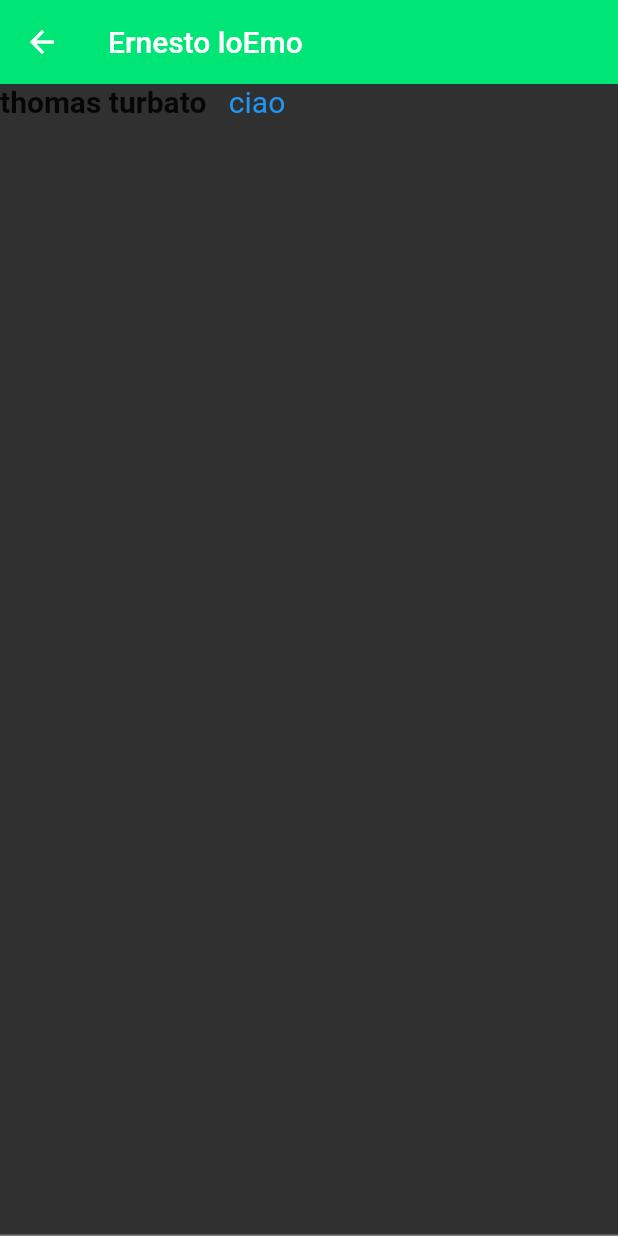
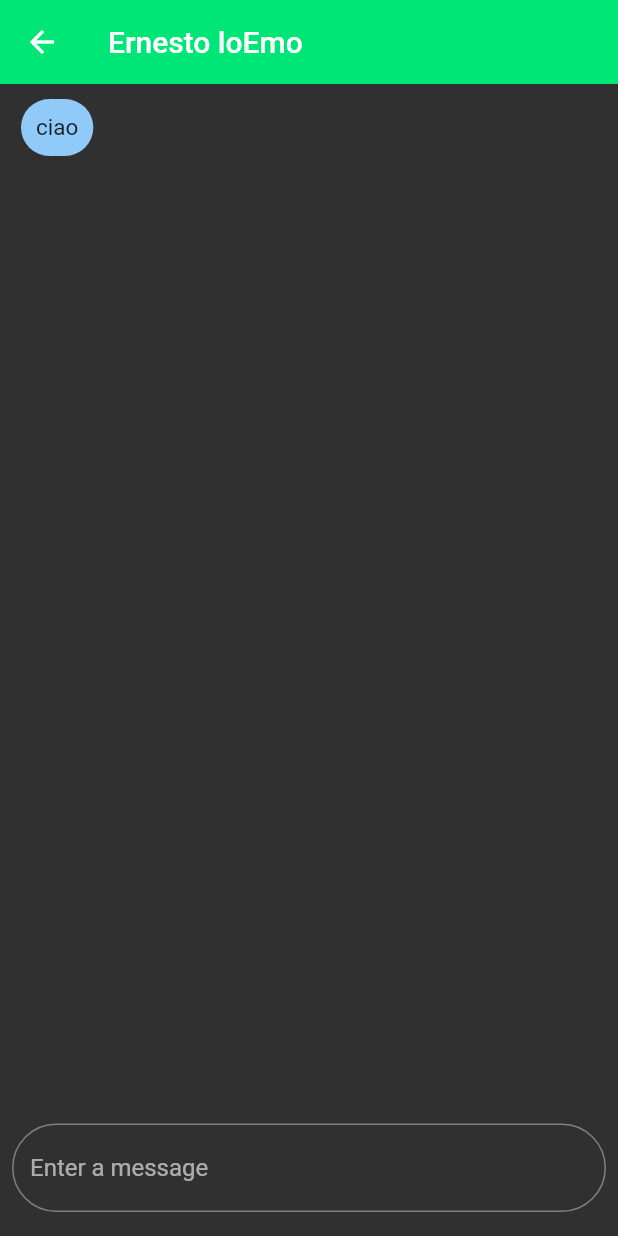
Before and after one commit to MatteoCu/FreeCom, a Flutter app: the MessagePage screen opened directly, on a phone screen of 412 x 824 dp. Run offline on Flutter 3.47's test engine with Material 2 defaults, Android fonts, the phone set to English and light mode, and no system bars; our stand-ins replace google_fonts; missing offline and left inert: dart:html; Roboto replaces fonts that are missing (Kanit); statements that could not run were skipped.

Commit message:
aggiunto textfield arrotondato

```diff
--- a/lib/pages/message_page.dart
+++ b/lib/pages/message_page.dart
@@ -1,11 +1,12 @@
 import 'dart:html';
 
+import 'package:fiverr/customWidget/search_bar.dart';
 import 'package:flutter/material.dart';
 
 Future<ChatMessage> message(
     {required String user, required String message}) async {
   await Future<void>.delayed(const Duration(seconds: 1));
-  return ChatMessage(username: user, message: message);
+  return ChatMessage(username: user, message: message, isReciver: false);
 }
 
 class MessagePage extends StatefulWidget {
@@ -37,7 +38,7 @@ class _MessagePageState extends State<MessagePage> {
             appBar: AppBar(
               title: const Text('Ernesto loEmo'),
             ),
-            body: Stack(fit: StackFit.expand,children: <Widget>[
+            body: Stack(fit: StackFit.expand, children: <Widget>[
               StreamBuilder(
                 stream: _chat(),
                 builder: (BuildContext context,
@@ -45,20 +46,29 @@ class _MessagePageState extends State<MessagePage> {
                   if (snapshot.hasData) {
                     _chatMessages.add(snapshot.data!);
 
-                    return SingleChildScrollView(child: SizedBox(child: Column(children: chat(_chatMessages))));
+                    return SingleChildScrollView(
+                        child: SizedBox(
+                            child: Column(children: chat(_chatMessages))));
                   } //end if
-                  return const LinearProgressIndicator();
+                  return const Center(child: CircularProgressIndicator());
                 },
               ),
-              Positioned(bottom: 0,child:SizedBox(width: MediaQuery.of(context).size.width,child:TextField() ,) ),
+              Positioned(
+                  bottom: 0,
+                  child: SizedBox(
+                    width: MediaQuery.of(context).size.width,
+                    child: messageTextField(),
+                  )),
             ])));
   }
 }
 
 class ChatMessage {
+  bool isReciver;
   String message;
   String username;
-  ChatMessage({required this.username, required this.message});
+  ChatMessage(
+      {required this.username, required this.message, required this.isReciver});
 }
 
 List<Widget> chat(List<ChatMessage> chatMessages) {
@@ -68,21 +78,26 @@ List<Widget> chat(List<ChatMessage> chatMessages) {
     message.add(Row(
         // user name
         children: [
-          Text(
-            chatItem.username,
-            style: const TextStyle(fontWeight: FontWeight.bold, fontSize: 20),
-          ),
-          SizedBox(width: 15)
-          // message
-          ,
-          Text(
-            chatItem.message,
-            style: TextStyle(
-                fontSize: 20,
-                // use different colors for different people
-                color:
-                    chatItem.username == 'Trump' ? Colors.pink : Colors.blue),
-          ),
+          Container(
+            padding: const EdgeInsets.only(left: 14, right: 14, top: 10, bottom: 10),
+            child: Align(
+              alignment:
+                  (chatItem.isReciver ? Alignment.topLeft : Alignment.topRight),
+              child: Container(
+                decoration: BoxDecoration(
+                  borderRadius: BorderRadius.circular(20),
+                  color: (chatItem.isReciver
+                      ? Colors.grey.shade200
+                      : Colors.blue[200]),
+                ),
+                padding:const EdgeInsets.all(10),
+                child: Text(
+                  chatItem.message,
+                  style: TextStyle(fontSize: 15),
+                ),
+              ),
+            ),
+          )
         ]));
   }
   return message;
@@ -90,14 +105,26 @@ List<Widget> chat(List<ChatMessage> chatMessages) {
 /*Container(
       padding: EdgeInsets.only(left: 14,right: 14,top: 10,bottom: 10),
       child: Align(
-        alignment: (messages[index].messageType == "receiver"?Alignment.topLeft:Alignment.topRight),
+        alignment: (chatItem.isReciver  ?Alignment.topLeft:Alignment.topRight),
         child: Container(
           decoration: BoxDecoration(
             borderRadius: BorderRadius.circular(20),
-            color: (messages[index].messageType  == "receiver"?Colors.grey.shade200:Colors.blue[200]),
+            color: (chatItem.isReciver ?Colors.grey.shade200:Colors.blue[200]),
           ),
           padding: EdgeInsets.all(16),
-          child: Text(messages[index].messageContent, style: TextStyle(fontSize: 15),),
+          child: Text(chatItem.message, style: TextStyle(fontSize: 15),),
         ),
       ),
     );*/
+
+Widget messageTextField() {
+  return const Padding(
+      padding: EdgeInsets.symmetric(horizontal: 8, vertical: 16),
+      child: TextField(
+          style: TextStyle(color: Colors.white),
+          decoration: InputDecoration(
+            border: OutlineInputBorder(
+                borderRadius: BorderRadius.all(Radius.circular(50))),
+            hintText: 'Enter a message',
+          )));
+}
```
